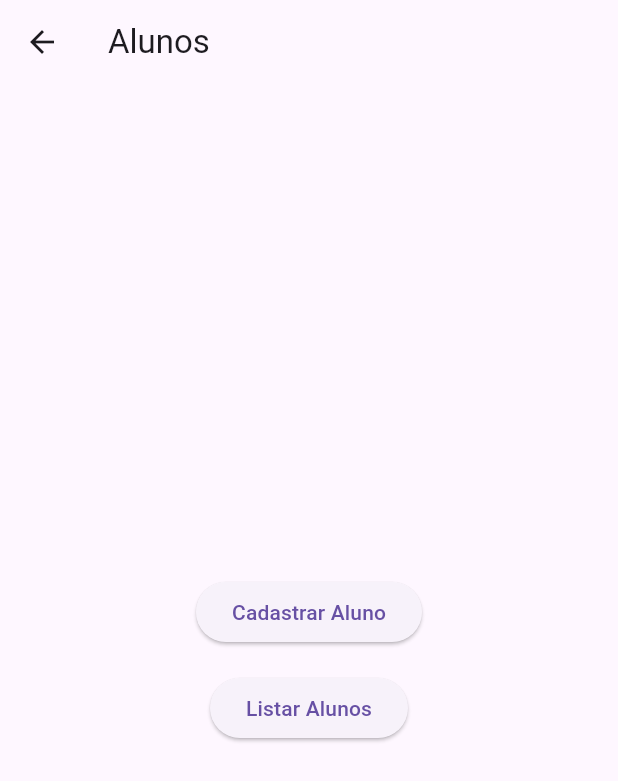
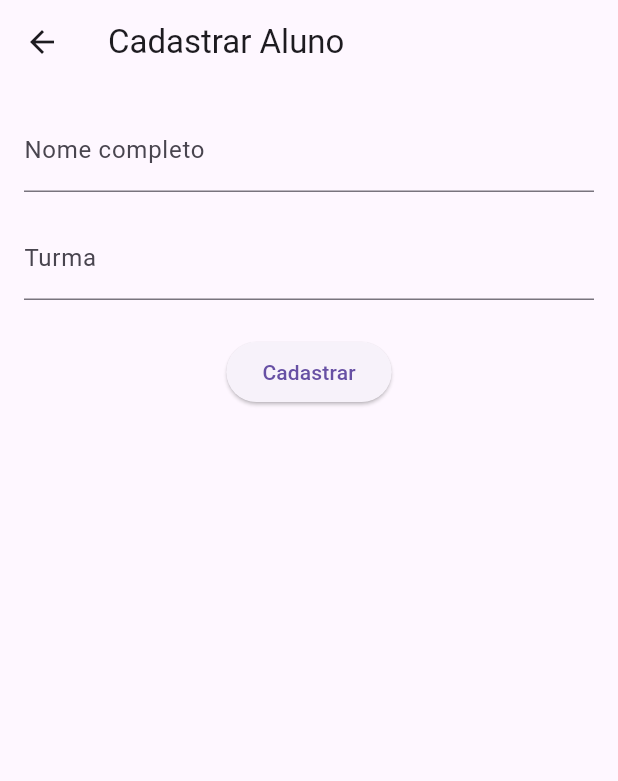
Before and after one commit to Feli2099/biblioteca-escolar, a Flutter app: the TelaAlunos screen opened directly with empty values, after a tap on "Cadastrar Aluno", on a phone screen of 412 x 824 dp. Shown: the top 781 px of the screen. Run offline on Flutter 3.47's test engine with Material 3 defaults, Android fonts, the phone set to English and light mode, and no system bars; our stand-ins replace cloud_firestore, firebase_core; missing offline and left inert: mobile_scanner; accounts and stored records are empty.

Commit message:
Adiciona cadastro de alunos

```diff
--- a/lib/telas/tela_alunos.dart
+++ b/lib/telas/tela_alunos.dart
@@ -1,5 +1,6 @@
 import 'package:flutter/material.dart';
 import 'package:biblioteca_escolar/modelos/aluno.dart';
+import 'tela_cadastro_aluno.dart';
 
 class TelaAlunos extends StatefulWidget {
   final List<Aluno> alunos;
@@ -30,6 +31,16 @@ class _TelaAlunosState extends State<TelaAlunos> {
           children: [
             ElevatedButton(
               onPressed: () {
+                Navigator.push(
+                  contextTelaAlunos,
+                  MaterialPageRoute(
+                    builder: (contextTelaCadastroAluno) {
+                      return TelaCadastroAluno(
+                        onCadastrar: widget.onAdicionarAluno,
+                      );
+                    },
+                  ),
+                );
               },
               child: const Text('Cadastrar Aluno'),
             ),
--- /dev/null
+++ b/lib/telas/tela_cadastro_aluno.dart
@@ -0,0 +1,137 @@
+import 'package:flutter/material.dart';
+import 'package:biblioteca_escolar/modelos/aluno.dart';
+
+class TelaCadastroAluno extends StatefulWidget {
+  final Future<void> Function(Aluno) onCadastrar;
+
+  const TelaCadastroAluno({
+    super.key,
+    required this.onCadastrar,
+  });
+
+  @override
+  State<TelaCadastroAluno> createState() {
+    return _TelaCadastroAlunoState();
+  }
+}
+
+class _TelaCadastroAlunoState extends State<TelaCadastroAluno> {
+  final _formKey = GlobalKey<FormState>();
+
+  final TextEditingController _nomeController =
+  TextEditingController();
+
+  final TextEditingController _turmaController =
+  TextEditingController();
+
+  @override
+  void dispose() {
+    _nomeController.dispose();
+    _turmaController.dispose();
+
+    super.dispose();
+  }
+
+  @override
+  Widget build(BuildContext contextTelaCadastroAluno) {
+    return Scaffold(
+      appBar: AppBar(
+        title: const Text('Cadastrar Aluno'),
+      ),
+      body: Padding(
+        padding: const EdgeInsets.all(16),
+        child: Form(
+          key: _formKey,
+          child: Column(
+            children: [
+              TextFormField(
+                controller: _nomeController,
+                decoration: const InputDecoration(
+                  labelText: 'Nome completo',
+                ),
+                validator: (valor) {
+                  if (valor == null ||
+                      valor.trim().isEmpty) {
+                    return 'Informe o nome completo';
+                  }
+
+                  return null;
+                },
+              ),
+
+              const SizedBox(height: 16),
+
+              TextFormField(
+                controller: _turmaController,
+                decoration: const InputDecoration(
+                  labelText: 'Turma',
+                ),
+                validator: (valor) {
+                  if (valor == null ||
+                      valor.trim().isEmpty) {
+                    return 'Informe a turma';
+                  }
+
+                  return null;
+                },
+              ),
+
+              const SizedBox(height: 24),
+
+              ElevatedButton(
+                onPressed: () async {
+                  if (!_formKey.currentState!.validate()) {
+                    return;
+                  }
+
+                  final aluno = Aluno(
+                    nomeCompleto:
+                    _nomeController.text.trim(),
+                    turma:
+                    _turmaController.text.trim(),
+                  );
+
+                  try {
+                    await widget.onCadastrar(aluno);
+
+                    if (!contextTelaCadastroAluno.mounted) {
+                      return;
+                    }
+
+                    ScaffoldMessenger.of(
+                      contextTelaCadastroAluno,
+                    ).showSnackBar(
+                      const SnackBar(
+                        content: Text(
+                          'Aluno cadastrado com sucesso!',
+                        ),
+                      ),
+                    );
+
+                    _nomeController.clear();
+                    _turmaController.clear();
+                  } catch (erro) {
+                    if (!contextTelaCadastroAluno.mounted) {
+                      return;
+                    }
+
+                    ScaffoldMessenger.of(
+                      contextTelaCadastroAluno,
+                    ).showSnackBar(
+                      const SnackBar(
+                        content: Text(
+                          'Erro ao cadastrar o aluno.',
+                        ),
+                      ),
+                    );
+                  }
+                },
+                child: const Text('Cadastrar'),
+              ),
+            ],
+          ),
+        ),
+      ),
+    );
+  }
+}
```
